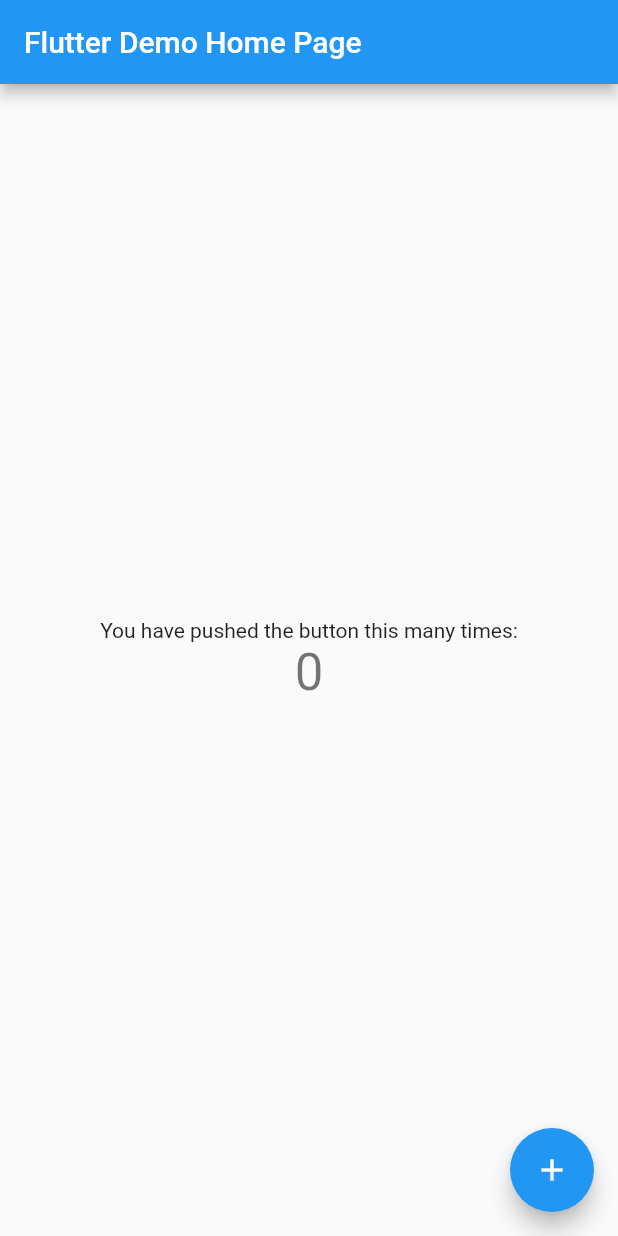
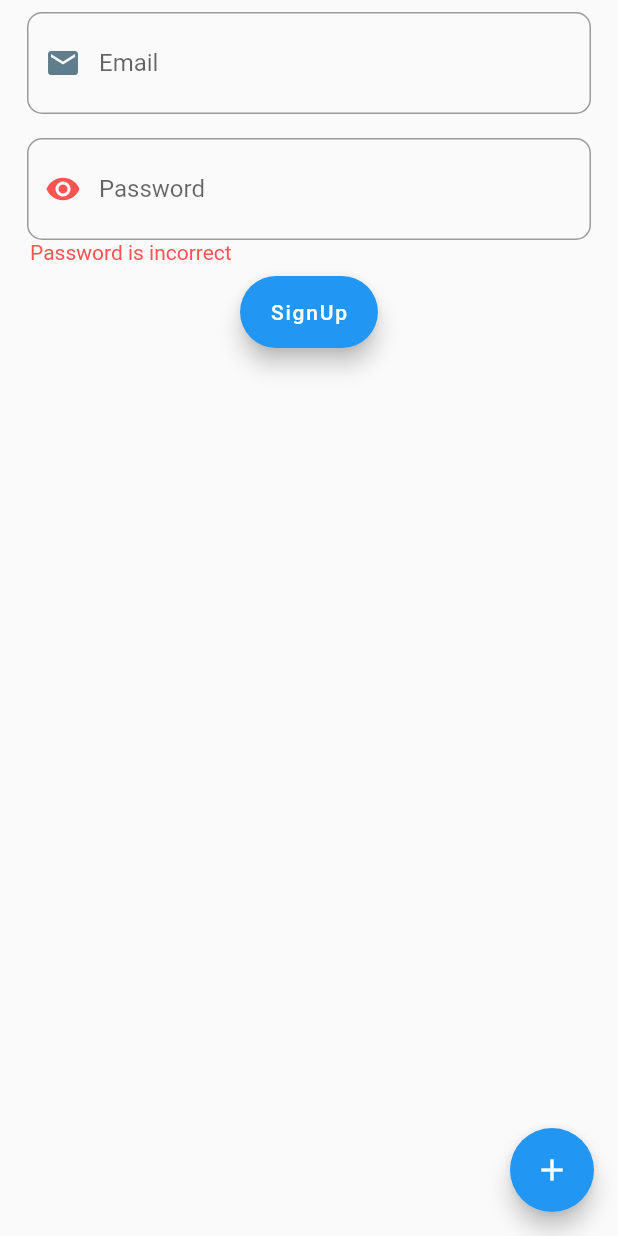
Before and after one commit to EastWind4/Working, a Flutter app: the screen it shows after launch, on a phone screen of 412 x 824 dp. Run offline on Flutter 3.47's test engine with Material 2 defaults, Android fonts, the phone set to English and light mode, and no system bars.

Commit message:
App basic Sign Up

```diff
--- /dev/null
+++ b/yashram_app/lib/helpers/api.dart
@@ -0,0 +1,5 @@
+class API {
+  static final BASEURL = "https://east-wind.onrender.com/api/";
+
+  static final signupEndpoint = "signup/";
+}
--- a/yashram_app/lib/main.dart
+++ b/yashram_app/lib/main.dart
@@ -1,4 +1,5 @@
 import 'package:flutter/material.dart';
+import '/screens/signup.dart';
 
 void main() {
   runApp(const MyApp());
@@ -7,109 +8,35 @@
 class MyApp extends StatelessWidget {
   const MyApp({super.key});
 
-  // This widget is the root of your application.
   @override
   Widget build(BuildContext context) {
     return MaterialApp(
       title: 'Flutter Demo',
       theme: ThemeData(
-        // This is the theme of your application.
-        //
-        // Try running your application with "flutter run". You'll see the
-        // application has a blue toolbar. Then, without quitting the app, try
-        // changing the primarySwatch below to Colors.green and then invoke
-        // "hot reload" (press "r" in the console where you ran "flutter run",
-        // or simply save your changes to "hot reload" in a Flutter IDE).
-        // Notice that the counter didn't reset back to zero; the application
-        // is not restarted.
         primarySwatch: Colors.blue,
       ),
-      home: const MyHomePage(title: 'Flutter Demo Home Page'),
+      home: const MyHomePage(),
     );
   }
 }
 
 class MyHomePage extends StatefulWidget {
-  const MyHomePage({super.key, required this.title});
-
-  // This widget is the home page of your application. It is stateful, meaning
-  // that it has a State object (defined below) that contains fields that affect
-  // how it looks.
-
-  // This class is the configuration for the state. It holds the values (in this
-  // case the title) provided by the parent (in this case the App widget) and
-  // used by the build method of the State. Fields in a Widget subclass are
-  // always marked "final".
-
-  final String title;
+  const MyHomePage({super.key});
 
   @override
   State<MyHomePage> createState() => _MyHomePageState();
 }
 
 class _MyHomePageState extends State<MyHomePage> {
-  int _counter = 0;
-
-  void _incrementCounter() {
-    setState(() {
-      // This call to setState tells the Flutter framework that something has
-      // changed in this State, which causes it to rerun the build method below
-      // so that the display can reflect the updated values. If we changed
-      // _counter without calling setState(), then the build method would not be
-      // called again, and so nothing would appear to happen.
-      _counter++;
-    });
-  }
-
   @override
   Widget build(BuildContext context) {
-    // This method is rerun every time setState is called, for instance as done
-    // by the _incrementCounter method above.
-    //
-    // The Flutter framework has been optimized to make rerunning build methods
-    // fast, so that you can just rebuild anything that needs updating rather
-    // than having to individually change instances of widgets.
     return Scaffold(
-      appBar: AppBar(
-        // Here we take the value from the MyHomePage object that was created by
-        // the App.build method, and use it to set our appbar title.
-        title: Text(widget.title),
-      ),
-      body: Center(
-        // Center is a layout widget. It takes a single child and positions it
-        // in the middle of the parent.
-        child: Column(
-          // Column is also a layout widget. It takes a list of children and
-          // arranges them vertically. By default, it sizes itself to fit its
-          // children horizontally, and tries to be as tall as its parent.
-          //
-          // Invoke "debug painting" (press "p" in the console, choose the
-          // "Toggle Debug Paint" action from the Flutter Inspector in Android
-          // Studio, or the "Toggle Debug Paint" command in Visual Studio Code)
-          // to see the wireframe for each widget.
-          //
-          // Column has various properties to control how it sizes itself and
-          // how it positions its children. Here we use mainAxisAlignment to
-          // center the children vertically; the main axis here is the vertical
-          // axis because Columns are vertical (the cross axis would be
-          // horizontal).
-          mainAxisAlignment: MainAxisAlignment.center,
-          children: <Widget>[
-            const Text(
-              'You have pushed the button this many times:',
-            ),
-            Text(
-              '$_counter',
-              style: Theme.of(context).textTheme.headlineMedium,
-            ),
-          ],
-        ),
-      ),
+      body: SignUpScreen(),
       floatingActionButton: FloatingActionButton(
-        onPressed: _incrementCounter,
+        onPressed: () {},
         tooltip: 'Increment',
         child: const Icon(Icons.add),
-      ), // This trailing comma makes auto-formatting nicer for build methods.
+      ),
     );
   }
 }
--- /dev/null
+++ b/yashram_app/lib/models/errors.dart
@@ -0,0 +1,20 @@
+enum FieldError { Empty, Invalid, Incorrect }
+
+extension FieldErrorDesc on FieldError {
+  static const Map<FieldError, String> _map = {
+    FieldError.Empty: "field is empty",
+    FieldError.Invalid: "field is invalid",
+    FieldError.Incorrect: "field is incorrect",
+  };
+
+  String get desc =>
+      _map[this] ??
+      "unkown error type"; // for use in print statements for testing
+
+  String msg(String fieldName) {
+    // for use in UI
+    return _map[this] == null
+        ? throw Exception("function called on Invalid FieldError type")
+        : _map[this]!.replaceAll("field", fieldName);
+  }
+}
--- /dev/null
+++ b/yashram_app/lib/models/login_State.dart
@@ -0,0 +1,17 @@
+import '/models/errors.dart';
+
+class LoginState {
+  final bool isBusy;
+  final FieldError? emailError;
+  final FieldError? usernameError;
+  final FieldError? passwordError;
+  final bool success;
+
+  LoginState({
+    this.isBusy: false,
+    this.emailError,
+    this.usernameError,
+    this.passwordError,
+    this.success: false,
+  });
+}
--- /dev/null
+++ b/yashram_app/lib/screens/signup.dart
@@ -0,0 +1,50 @@
+import 'package:flutter/material.dart';
+import 'package:yashram_app/services/signup.dart';
+import '/models/errors.dart';
+import '/ui_comps/cus_text_field.dart';
+
+class SignUpScreen extends StatelessWidget {
+  const SignUpScreen({Key? key}) : super(key: key);
+
+  @override
+  Widget build(BuildContext context) {
+    TextEditingController emailController = TextEditingController();
+    TextEditingController passController = TextEditingController();
+    SignUp signupServ = SignUp();
+
+    return Scaffold(
+      body: Center(
+        child: Column(
+          children: [
+            Padding(
+              padding: const EdgeInsets.symmetric(vertical: 8.0),
+              child: CusTextField(
+                label: "Email",
+                icon: Icons.email,
+                controller: emailController,
+                isPassword: false,
+                // err: FieldError(isError: false, msg: ""),
+              ),
+            ),
+            Padding(
+              padding: const EdgeInsets.symmetric(vertical: 8.0),
+              child: CusTextField(
+                label: "Password",
+                icon: Icons.email,
+                controller: passController,
+                isPassword: true,
+                err: FieldError.Incorrect,
+              ),
+            ),
+            FloatingActionButton.extended(
+                onPressed: () {
+                  signupServ.signUp("username", passController.text, "name",
+                      emailController.text);
+                },
+                label: Text("SignUp"))
+          ],
+        ),
+      ),
+    );
+  }
+}
--- /dev/null
+++ b/yashram_app/lib/services/signup.dart
@@ -0,0 +1,23 @@
+import 'package:yashram_app/helpers/api.dart';
+import 'package:yashram_app/models/login_State.dart';
+import 'package:http/http.dart' as http;
+
+class SignUp {
+  Future<LoginState> signUp(
+      String username, String password, String name, String email) async {
+    try {
+      var url = Uri.parse(API.BASEURL + API.signupEndpoint);
+      var params = {
+        "username": username,
+        "password": password,
+        "name": name,
+        "email": email
+      };
+      var resp = await http.post(url, body: params);
+      print(resp.toString());
+      return LoginState(success: true);
+    } catch (e) {
+      return LoginState(success: false);
+    }
+  }
+}
--- /dev/null
+++ b/yashram_app/lib/ui_comps/cus_text_field.dart
@@ -0,0 +1,146 @@
+import 'package:flutter/cupertino.dart';
+import 'package:flutter/material.dart';
+import '/utils/color_palette.dart';
+
+import '../models/errors.dart';
+import 'shake_animation_curve.dart';
+
+class CusTextField extends StatefulWidget {
+  final String label;
+  final IconData icon;
+  final TextEditingController controller;
+  final bool isPassword;
+  final FieldError? err;
+
+  CusTextField({
+    required this.label,
+    required this.icon,
+    required this.controller,
+    isPassword,
+    this.err,
+  }) : isPassword = isPassword ?? false;
+
+  @override
+  _CusTextFieldState createState() => _CusTextFieldState();
+}
+
+class _CusTextFieldState extends State<CusTextField>
+    with SingleTickerProviderStateMixin {
+  bool obscure = false;
+  bool animate = true;
+  late final AnimationController _controller;
+  late final Animation<double> _shakeAnimation;
+
+  @override
+  void initState() {
+    super.initState();
+    obscure = widget.isPassword ? true : false;
+
+    _controller = AnimationController(
+        vsync: this, duration: const Duration(milliseconds: 400));
+    _shakeAnimation = Tween<double>(
+      begin: 0.0,
+      end: 1.0,
+    ).animate(CurvedAnimation(
+      parent: _controller,
+      curve: SineCurve(),
+    ));
+    _controller.addStatusListener(_updateStatus);
+  }
+
+  @override
+  Widget build(BuildContext context) {
+    Color respColor = widget.err == null ? Colors.blueGrey : Colors.redAccent;
+    if (widget.err != null && animate) {
+      shake();
+    }
+
+    return Column(
+      mainAxisSize: MainAxisSize.min,
+      crossAxisAlignment: CrossAxisAlignment.start,
+      children: [
+        Container(
+//      height: 50,
+          child: Center(
+            child: Padding(
+              padding: const EdgeInsets.symmetric(horizontal: 18.0),
+              child: TextField(
+                controller: widget.controller,
+                obscureText: obscure,
+                decoration: InputDecoration(
+                  border: OutlineInputBorder(
+                      borderRadius: BorderRadius.circular(10),
+                      borderSide: BorderSide(
+                        width: 3,
+                        color: widget.err == null
+                            ? Colors.blueGrey
+                            : Colors.redAccent,
+                      )),
+                  labelText: widget.label,
+                  labelStyle: TextStyle(
+                      // color: Colors.blueGrey,
+                      ),
+                  prefixIcon: Builder(builder: (context) {
+                    if (!widget.isPassword) {
+                      return shakeAnimation(Icon(
+                        widget.icon,
+                        color: respColor,
+                      ));
+                    }
+
+                    return shakeAnimation(IconButton(
+                      icon: obscure
+                          ? Icon(
+                              Icons.visibility,
+                              color: respColor,
+                            )
+                          : Icon(Icons.visibility_off, color: respColor),
+                      onPressed: () {
+                        setState(() {
+                          obscure = !obscure;
+                        });
+                      },
+                    ));
+                  }),
+                ),
+                style: const TextStyle(height: 1.75),
+              ),
+            ),
+          ),
+        ),
+        if (widget.err != null) ...[
+          Padding(
+            padding: const EdgeInsets.symmetric(horizontal: 20.0),
+            child: Text(
+              widget.err!.msg(widget.label),
+              style: TextStyle(color: respColor),
+            ),
+          )
+        ],
+      ],
+    );
+  }
+
+  void _updateStatus(AnimationStatus status) {
+    if (status == AnimationStatus.completed) {
+      _controller.reset();
+    }
+  }
+
+  void shake() {
+    _controller.forward();
+  }
+
+  Widget shakeAnimation(Widget child) {
+    return AnimatedBuilder(
+      animation: _controller,
+      child: child,
+      builder: (context, child) {
+        return Transform.translate(
+          offset: Offset(_shakeAnimation.value * 5, 0),
+          child: child,
+        );
+      },
+    );
+  }
+}
--- /dev/null
+++ b/yashram_app/lib/ui_comps/shake_animation_curve.dart
@@ -0,0 +1,13 @@
+import 'package:flutter/material.dart';
+import 'dart:math';
+
+class SineCurve extends Curve {
+  SineCurve({this.count = 3});
+  final double count;
+
+  // 2. override transformInternal() method
+  @override
+  double transformInternal(double t) {
+    return sin(count * 2 * pi * t);
+  }
+}
--- /dev/null
+++ b/yashram_app/lib/utils/color_palette.dart
@@ -0,0 +1,5 @@
+import 'package:flutter/material.dart';
+
+class ColorPlt {
+  static final Color grey_accent = Colors.blueGrey;
+}
--- a/yashram_app/pubspec.yaml
+++ b/yashram_app/pubspec.yaml
@@ -35,6 +35,7 @@
   # The following adds the Cupertino Icons font to your application.
   # Use with the CupertinoIcons class for iOS style icons.
   cupertino_icons: ^1.0.2
+  http: ^0.13.4
 
 dev_dependencies:
   flutter_test:
```
Also changed, not shown: yashram_app/pubspec.lock.
